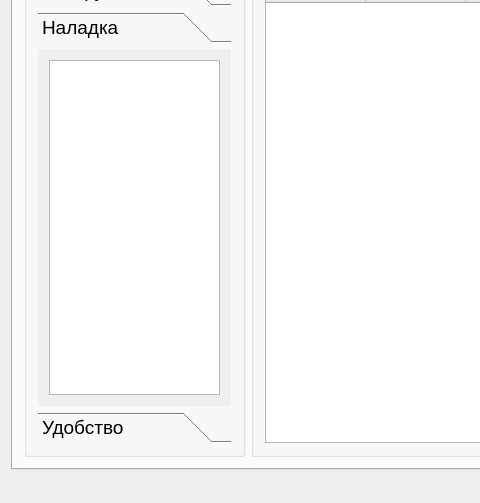
This is KAMEditor/gui/mainwindow.ui in Xtail96/SML as Qt 5 draws it before an edit; both pictures show x 0 to 480 and y 225 to 728 of the 1393 by 728 pixel window. The edited form follows.
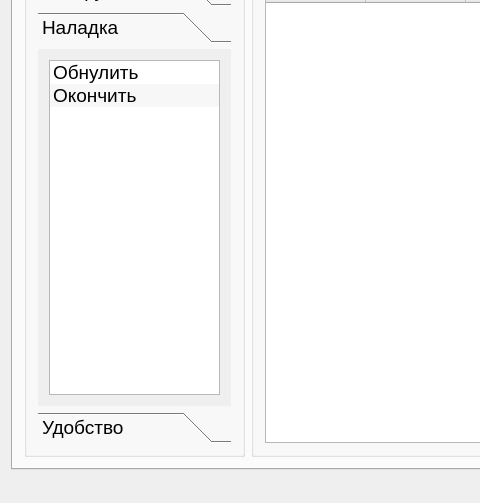
This is the edited form. The open tabs and pages were chosen to show the change. Icons and pictures are not drawn.

Diff of the .ui file:
```diff
--- a/KAMEditor/gui/mainwindow.ui
+++ b/KAMEditor/gui/mainwindow.ui
@@ -511,7 +511,24 @@
               </attribute>
               <layout class="QVBoxLayout" name="verticalLayout_21">
                <item>
-                <widget class="QListWidget" name="commands_adjustment_listWidget"/>
+                <widget class="QListWidget" name="commands_adjustment_listWidget">
+                 <property name="autoFillBackground">
+                  <bool>false</bool>
+                 </property>
+                 <property name="alternatingRowColors">
+                  <bool>true</bool>
+                 </property>
+                 <item>
+                  <property name="text">
+                   <string>Обнулить</string>
+                  </property>
+                 </item>
+                 <item>
+                  <property name="text">
+                   <string>Окончить</string>
+                  </property>
+                 </item>
+                </widget>
                </item>
               </layout>
              </widget>
```
Left out of the diff: 2 changed lines with no effect on the pictures.
